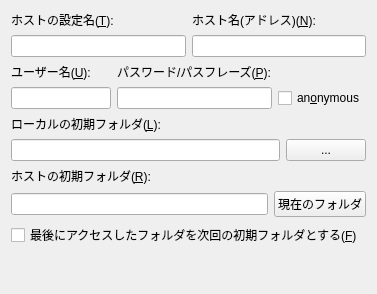
Qt form ffftpgui/hostsettingbasicform.ui (hatomania/ffftp) before a commit.
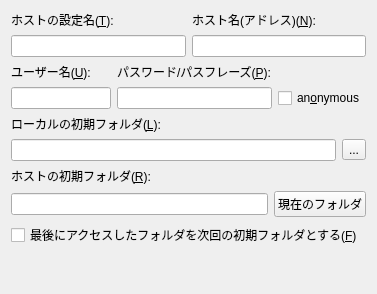
The same form after that commit.

```diff
--- a/ffftpgui/hostsettingbasicform.ui
+++ b/ffftpgui/hostsettingbasicform.ui
@@ -108,16 +108,6 @@
    </item>
    <item>
     <layout class="QGridLayout" name="gridLayout_3">
-     <item row="1" column="0">
-      <widget class="QLineEdit" name="lineEdit_LocalDir"/>
-     </item>
-     <item row="1" column="1">
-      <widget class="QPushButton" name="pushButton_SelectLocalDir">
-       <property name="text">
-        <string>...</string>
-       </property>
-      </widget>
-     </item>
      <item row="0" column="0">
       <widget class="QLabel" name="label_5">
        <property name="sizePolicy">
@@ -134,6 +124,16 @@
        </property>
       </widget>
      </item>
+     <item row="1" column="0">
+      <widget class="QLineEdit" name="lineEdit_LocalDir"/>
+     </item>
+     <item row="1" column="1">
+      <widget class="QToolButton" name="toolButton_SelectLocalDir">
+       <property name="text">
+        <string>...</string>
+       </property>
+      </widget>
+     </item>
     </layout>
    </item>
    <item>
```
Left out of the diff: 36 changed lines with no effect on the pictures.
